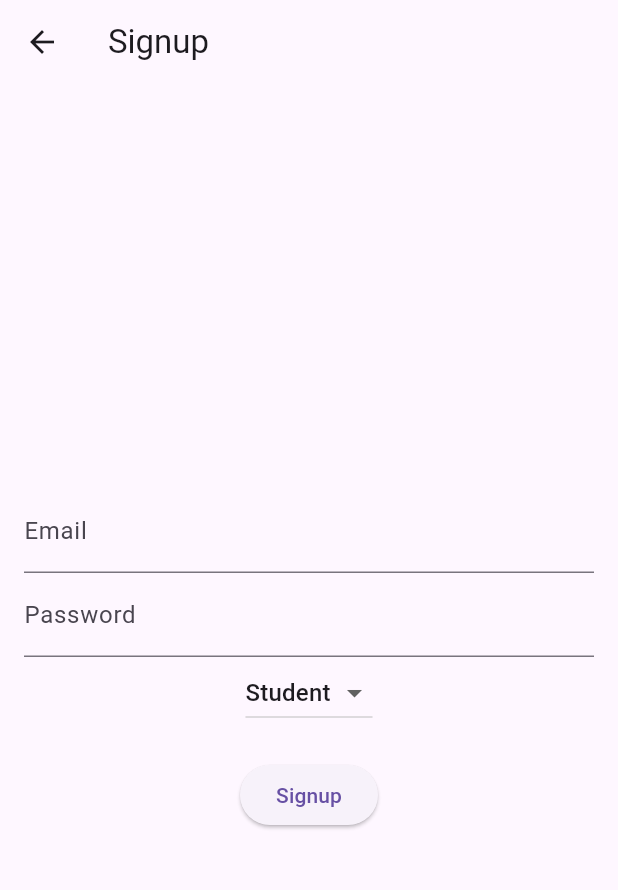
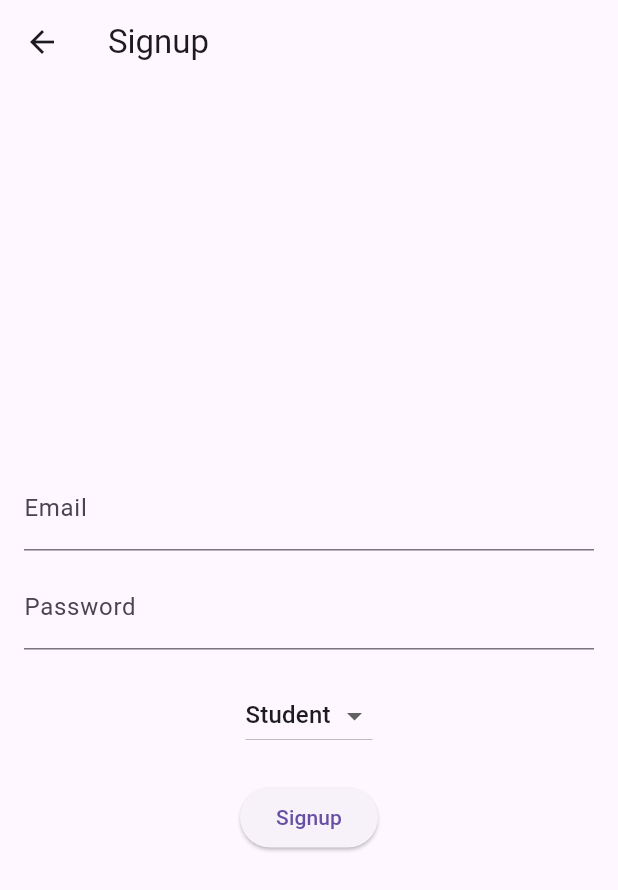
Before and after one commit to titicodes/TimeTableManagementSys, a Flutter app: the SignupScreen screen opened by its route, on a phone screen of 412 x 824 dp. Shown: the top 890 px of the screen. Run offline on Flutter 3.47's test engine with Material 3 defaults, Android fonts, the phone set to English and light mode, and no system bars; our stand-ins replace cloud_firestore, firebase_auth, firebase_core, qr_flutter; missing offline and left inert: flutter_barcode_scanner; accounts and stored records are empty.

Commit message:
fix android issues

```diff
--- a/lib/screens/signup_screen.dart
+++ b/lib/screens/signup_screen.dart
@@ -3,20 +3,26 @@ import 'package:firebase_auth/firebase_auth.dart';
 import 'package:cloud_firestore/cloud_firestore.dart';
 
 class SignupScreen extends StatefulWidget {
-  const SignupScreen({super.key});
+  const SignupScreen({Key? key}) : super(key: key);
 
   @override
   _SignupScreenState createState() => _SignupScreenState();
 }
 
 class _SignupScreenState extends State<SignupScreen> {
-  final _auth = FirebaseAuth.instance;
-  final _emailController = TextEditingController();
-  final _passwordController = TextEditingController();
+  final FirebaseAuth _auth = FirebaseAuth.instance;
+  final TextEditingController _emailController = TextEditingController();
+  final TextEditingController _passwordController = TextEditingController();
   String _selectedRole = 'student'; // Default role
+  bool _isLoading = false;
 
   void _signup() async {
+    setState(() {
+      _isLoading = true;
+    });
+
     try {
+      // Create user in Firebase Authentication
       UserCredential userCredential = await _auth.createUserWithEmailAndPassword(
         email: _emailController.text.trim(),
         password: _passwordController.text.trim(),
@@ -31,18 +37,24 @@ class _SignupScreenState extends State<SignupScreen> {
           'role': _selectedRole,
         });
 
-        // Navigate to the appropriate home screen based on role
-        if (_selectedRole == 'admin') {
-          Navigator.pushReplacementNamed(context, '/adminHome');
-        } else if (_selectedRole == 'lecturer') {
-          Navigator.pushReplacementNamed(context, '/lecturerHome');
-        } else if (_selectedRole == 'student') {
-          Navigator.pushReplacementNamed(context, '/studentHome');
-        }
+        // Show a success message
+        ScaffoldMessenger.of(context).showSnackBar(
+          const SnackBar(content: Text('Signup successful! Please log in.')),
+        );
+
+        // Navigate to the login screen
+        Navigator.pushReplacementNamed(context, '/login');
       }
     } catch (e) {
       print(e);
       // Show error message to the user
+      ScaffoldMessenger.of(context).showSnackBar(
+        SnackBar(content: Text('Failed to sign up: ${e.toString()}')),
+      );
+    } finally {
+      setState(() {
+        _isLoading = false;
+      });
     }
   }
 
@@ -58,12 +70,15 @@ class _SignupScreenState extends State<SignupScreen> {
             TextField(
               controller: _emailController,
               decoration: const InputDecoration(labelText: 'Email'),
+              keyboardType: TextInputType.emailAddress,
             ),
+            const SizedBox(height: 10),
             TextField(
               controller: _passwordController,
               decoration: const InputDecoration(labelText: 'Password'),
               obscureText: true,
             ),
+            const SizedBox(height: 20),
             DropdownButton<String>(
               value: _selectedRole,
               items: const [
@@ -78,10 +93,12 @@ class _SignupScreenState extends State<SignupScreen> {
               },
             ),
             const SizedBox(height: 20),
-            ElevatedButton(
-              onPressed: _signup,
-              child: const Text('Signup'),
-            ),
+            _isLoading
+                ? const CircularProgressIndicator()
+                : ElevatedButton(
+                    onPressed: _signup,
+                    child: const Text('Signup'),
+                  ),
           ],
         ),
       ),
```
Also changed, not shown: 2 other files.
